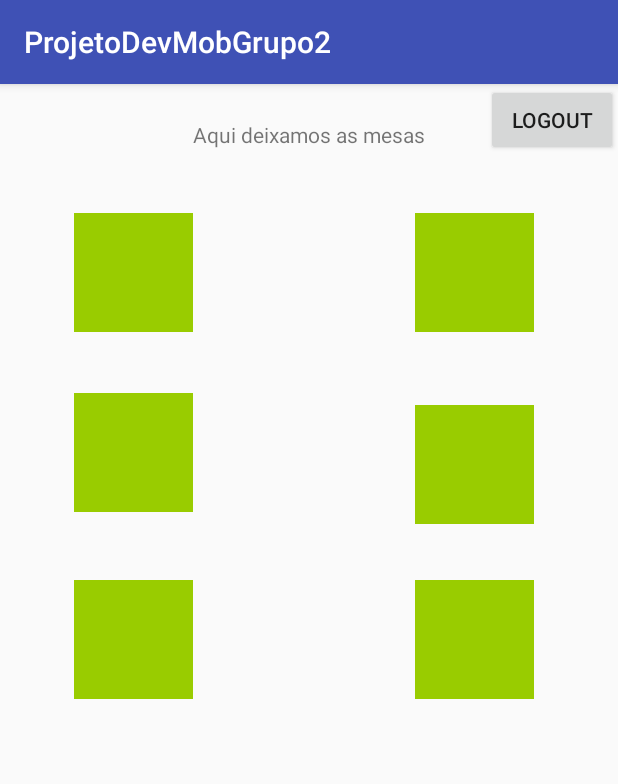
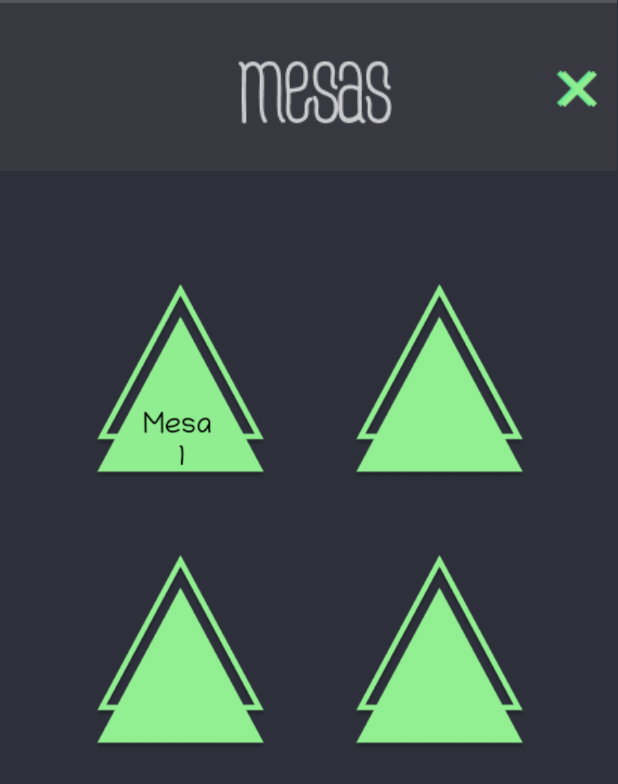
Before and after one commit to rebecabmfonseca/projeto-devmod-fasfood, an Android app: the screen it shows after launch once a user with an empty profile is signed in (MesasActivity), on a phone screen of 412 x 824 dp. Shown: the top 784 px of the screen. Run offline under Robolectric (Android 15) with nearby library versions, the phone set to English and light mode, and no system bars; our stand-ins replace Firebase (no records; nobody signed in at launch, a user with empty details on screens opened directly).

Commit message:
Add layout login e mesas

```diff
--- a/app/src/main/AndroidManifest.xml
+++ b/app/src/main/AndroidManifest.xml
@@ -4,11 +4,11 @@
 
     <application
         android:allowBackup="true"
-        android:icon="@mipmap/ic_launcher"
+        android:icon="@drawable/imglogo"
         android:label="@string/app_name"
         android:roundIcon="@mipmap/ic_launcher_round"
         android:supportsRtl="true"
-        android:theme="@style/AppTheme">
+        android:theme="@style/Theme.AppCompat.NoActionBar">
         <activity android:name=".MainActivity">
             <intent-filter>
                 <action android:name="android.intent.action.MAIN" />
--- a/app/src/main/java/com/grupo2/devmob/projetodevmobgrupo2/MainActivity.java
+++ b/app/src/main/java/com/grupo2/devmob/projetodevmobgrupo2/MainActivity.java
@@ -8,6 +8,7 @@ import android.util.Log;
 import android.view.View;
 import android.widget.Button;
 import android.widget.EditText;
+import android.widget.ImageView;
 import android.widget.Toast;
 
 import com.google.android.gms.tasks.OnCompleteListener;
@@ -19,9 +20,10 @@ import com.google.firebase.auth.FirebaseUser;
 public class MainActivity extends AppCompatActivity {
 
     private EditText edtUsuario, edtSenha;
-    private Button btnLogar;
+
     private String usuario, senha;
     private FirebaseAuth mAuth;
+    private ImageView imgIr;
     public static final String TAG = MainActivity.class.getSimpleName();
 
     @Override
@@ -34,7 +36,8 @@ public class MainActivity extends AppCompatActivity {
 
         edtUsuario = findViewById(R.id.edtUsuario);
         edtSenha = findViewById(R.id.edtSenha);
-        btnLogar = findViewById(R.id.btnLogar);
+
+        imgIr = findViewById(R.id.imgIr);
 
         //checa se usuário já está logado
         if (usuarioAtual != null) {
@@ -44,7 +47,7 @@ public class MainActivity extends AppCompatActivity {
             startActivity(intent);
         }
 
-        btnLogar.setOnClickListener(new View.OnClickListener() {
+        imgIr.setOnClickListener(new View.OnClickListener() {
             @Override
             public void onClick(View view) {
                 usuario = edtUsuario.getText().toString().trim();
@@ -52,6 +55,8 @@ public class MainActivity extends AppCompatActivity {
                 realizaLogin(usuario, senha);
             }
         });
+
+
     }
 
     @Override
--- a/app/src/main/java/com/grupo2/devmob/projetodevmobgrupo2/MesasActivity.java
+++ b/app/src/main/java/com/grupo2/devmob/projetodevmobgrupo2/MesasActivity.java
@@ -5,21 +5,24 @@ import android.support.v7.app.AppCompatActivity;
 import android.os.Bundle;
 import android.view.View;
 import android.widget.Button;
+import android.widget.ImageView;
 
 import com.google.firebase.auth.FirebaseAuth;
 
 public class MesasActivity extends AppCompatActivity {
 
-    private Button  btnSair;
+
+    private ImageView imgLogout;
 
     @Override
     protected void onCreate(Bundle savedInstanceState) {
         super.onCreate(savedInstanceState);
         setContentView(R.layout.activity_mesas);
 
-        btnSair = findViewById(R.id.btnSair);
 
-        btnSair.setOnClickListener(new View.OnClickListener() {
+        imgLogout = findViewById(R.id.imgLogout);
+
+        imgLogout.setOnClickListener(new View.OnClickListener() {
             @Override
             public void onClick(View view) {
                 FirebaseAuth.getInstance().signOut();
@@ -27,6 +30,8 @@ public class MesasActivity extends AppCompatActivity {
                 startActivity(intent);
             }
         });
+
+
         findViewById(R.id.mesa1).setOnClickListener(new View.OnClickListener() {
             @Override
             public void onClick(View view) {
--- a/app/src/main/res/layout/activity_mesas.xml
+++ b/app/src/main/res/layout/activity_mesas.xml
@@ -4,85 +4,67 @@
     xmlns:tools="http://schemas.android.com/tools"
     android:layout_width="match_parent"
     android:layout_height="match_parent"
+    android:background="@color/CorFundo"
     tools:context=".MesasActivity">
 
     <RelativeLayout
         android:layout_width="match_parent"
-        android:layout_height="410dp">
+        android:layout_height="500dp">
 
-        <TextView
-            android:id="@+id/textView"
+        <ImageView
+            android:id="@+id/mesa1"
+            android:layout_width="130dp"
+            android:layout_height="130dp"
+            android:layout_alignParentStart="true"
+            android:layout_alignParentTop="true"
+            android:layout_marginStart="55dp"
+            android:layout_marginTop="189dp"
+            app:srcCompat="@drawable/mesa2" />
+
+        <ImageView
+            android:id="@+id/imgMenu"
             android:layout_width="wrap_content"
             android:layout_height="wrap_content"
             android:layout_alignParentTop="true"
             android:layout_centerHorizontal="true"
-            android:layout_marginTop="24dp"
-            android:text="Aqui deixamos as mesas" />
+            app:srcCompat="@drawable/mesas" />
 
         <ImageView
-            android:id="@+id/mesa3"
-            android:layout_width="79dp"
-            android:layout_height="79dp"
-            android:layout_alignParentTop="true"
-            android:layout_marginTop="206dp"
-            android:layout_toStartOf="@+id/textView"
-            app:srcCompat="@android:color/holo_green_light" />
-
-        <ImageView
-            android:id="@+id/mesa1"
-            android:layout_width="79dp"
-            android:layout_height="79dp"
-            android:layout_alignParentTop="true"
-            android:layout_marginTop="86dp"
-            android:layout_toStartOf="@+id/textView"
-            app:srcCompat="@android:color/holo_green_light" />
-
-        <ImageView
-            android:id="@+id/mesa2"
-            android:layout_width="79dp"
-            android:layout_height="79dp"
-            android:layout_alignParentEnd="true"
-            android:layout_alignTop="@+id/mesa1"
-            android:layout_marginEnd="56dp"
-            app:srcCompat="@android:color/holo_green_light" />
-
-        <ImageView
-            android:id="@+id/mesa4"
-            android:layout_width="79dp"
-            android:layout_height="79dp"
-            android:layout_alignLeft="@+id/mesa2"
-            android:layout_alignParentTop="true"
-            android:layout_alignStart="@+id/mesa2"
-            android:layout_marginTop="214dp"
-            app:srcCompat="@android:color/holo_green_light" />
-
-        <ImageView
-            android:id="@+id/mesa"
-            android:layout_width="79dp"
-            android:layout_height="79dp"
-            android:layout_alignParentBottom="true"
-            android:layout_marginBottom="188dp"
-            android:layout_toStartOf="@+id/textView"
-            app:srcCompat="@android:color/holo_green_light" />
-
-        <ImageView
-            android:id="@+id/mesa5"
-            android:layout_width="79dp"
-            android:layout_height="79dp"
-            android:layout_alignParentBottom="true"
-            android:layout_alignStart="@+id/mesa2"
-            android:layout_marginBottom="169dp"
-            android:baselineAlignBottom="false"
-            android:longClickable="true"
-            app:srcCompat="@android:color/holo_green_light" />
-
-        <Button
-            android:id="@+id/btnSair"
+            android:id="@+id/imgLogout"
             android:layout_width="wrap_content"
             android:layout_height="wrap_content"
             android:layout_alignParentEnd="true"
             android:layout_alignParentTop="true"
-            android:text="Logout" />
+            android:layout_marginEnd="14dp"
+            android:layout_marginTop="47dp"
+            app:srcCompat="@drawable/btnlogout" />
+
+        <ImageView
+            android:id="@+id/mesa2"
+            android:layout_width="130dp"
+            android:layout_height="130dp"
+            android:layout_alignParentEnd="true"
+            android:layout_alignTop="@+id/mesa1"
+            android:layout_marginEnd="54dp"
+            app:srcCompat="@drawable/mesa" />
+
+        <ImageView
+            android:id="@+id/mesa3"
+            android:layout_width="130dp"
+            android:layout_height="130dp"
+            android:layout_alignParentBottom="true"
+            android:layout_alignStart="@+id/mesa1"
+            android:layout_marginBottom="31dp"
+            app:srcCompat="@drawable/mesa" />
+
+        <ImageView
+            android:id="@+id/mesa4"
+            android:layout_width="130dp"
+            android:layout_height="130dp"
+            android:layout_alignParentBottom="true"
+            android:layout_alignStart="@+id/mesa2"
+            android:layout_marginBottom="25dp"
+            app:srcCompat="@drawable/mesa" />
 
     </RelativeLayout>
 
--- a/app/src/main/res/values/colors.xml
+++ b/app/src/main/res/values/colors.xml
@@ -3,4 +3,5 @@
     <color name="colorPrimary">#3F51B5</color>
     <color name="colorPrimaryDark">#303F9F</color>
     <color name="colorAccent">#FF4081</color>
+    <color name="CorFundo">#2d303a</color>
 </resources>
```
Also changed, not shown: app/src/main/res/layout/activity_main.xml (+27 -47 lines), app/src/main/res/assets/login/btnir.png (renamed from app/src/main/res/assets/login/btnIr.png), app/src/main/res/assets/login/btnlogin.png (added), app/src/main/res/assets/login/imglogo.png (added), app/src/main/res/assets/mesas/btnlogout.png (added), app/src/main/res/assets/mesas/mesa2.png (added), app/src/main/res/assets/mesas/mesaocupada.png (added), app/src/main/res/drawable/btnlogin.png (renamed from app/src/main/res/assets/login/btnLogin.png), app/src/main/res/drawable/btnlogout.png (renamed from app/src/main/res/assets/mesas/btnLogout.png), app/src/main/res/drawable/imglogo.png (renamed from app/src/main/res/assets/login/imgLogo.png), app/src/main/res/drawable/mesa.png (added), app/src/main/res/drawable/mesa2.png (added), app/src/main/res/drawable/mesaocupada.png (renamed from app/src/main/res/assets/mesas/mesaOcupada.png), app/src/main/res/drawable/mesas.png (added), 1 other file.
